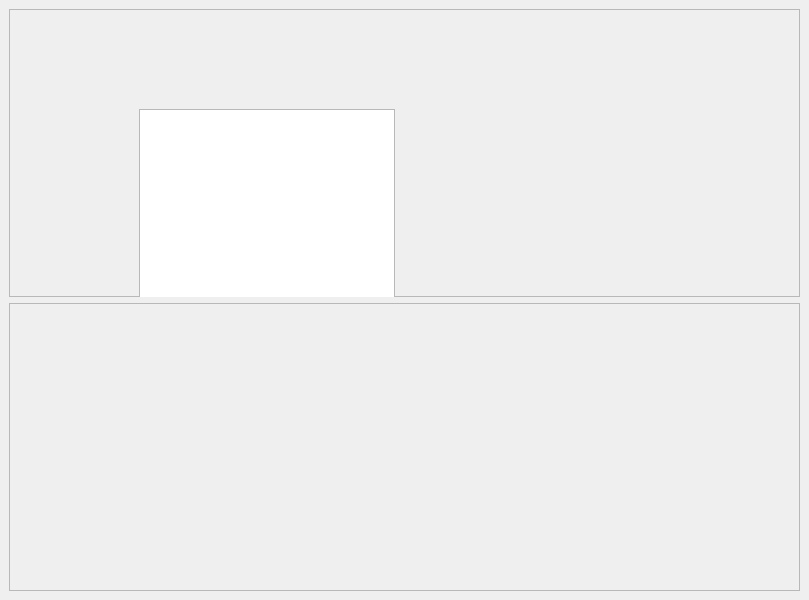
The window that designer/mainwindow.ui (mcorcos/ASSD-MUESTREO-G3) describes before a commit, drawn with Qt 5.
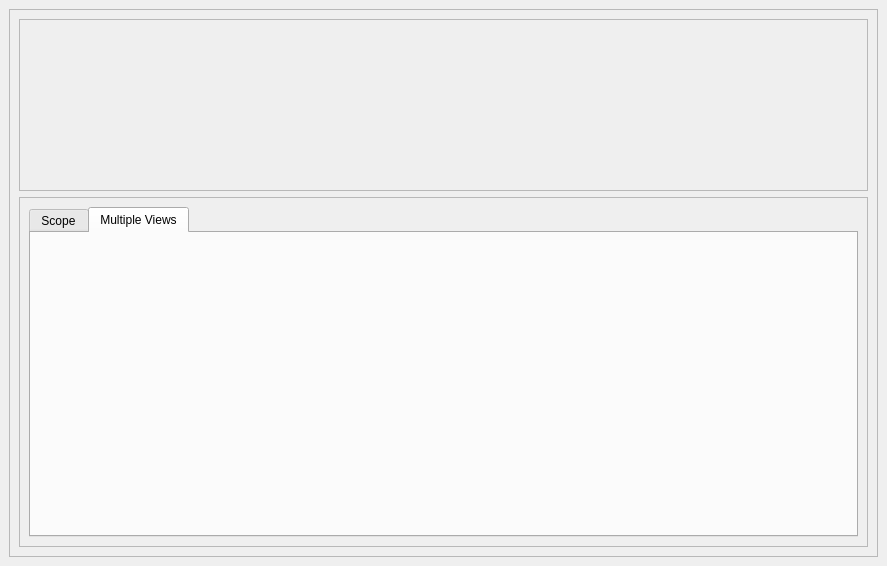
The same window after the commit. Icons and pictures are not drawn.

```diff
--- a/designer/mainwindow.ui
+++ b/designer/mainwindow.ui
@@ -6,8 +6,8 @@
    <rect>
     <x>0</x>
     <y>0</y>
-    <width>809</width>
-    <height>600</height>
+    <width>887</width>
+    <height>566</height>
    </rect>
   </property>
   <property name="windowTitle">
@@ -23,26 +23,74 @@
       <property name="frameShadow">
        <enum>QFrame::Raised</enum>
       </property>
-      <widget class="QGraphicsView" name="graphicsView">
-       <property name="geometry">
-        <rect>
-         <x>130</x>
-         <y>100</y>
-         <width>256</width>
-         <height>192</height>
-        </rect>
-       </property>
-      </widget>
-     </widget>
-    </item>
-    <item>
-     <widget class="QFrame" name="frame_2">
-      <property name="frameShape">
-       <enum>QFrame::StyledPanel</enum>
-      </property>
-      <property name="frameShadow">
-       <enum>QFrame::Raised</enum>
-      </property>
+      <layout class="QVBoxLayout" name="verticalLayout_2">
+       <item>
+        <widget class="QFrame" name="frame_2">
+         <property name="toolTip">
+          <string>&lt;html&gt;&lt;head/&gt;&lt;body&gt;&lt;p&gt;&lt;img src=&quot;:/newPrefix/chain.png&quot;/&gt;&lt;/p&gt;&lt;/body&gt;&lt;/html&gt;</string>
+         </property>
+         <property name="whatsThis">
+          <string>&lt;html&gt;&lt;head/&gt;&lt;body&gt;&lt;p&gt;&lt;img src=&quot;:/newPrefix/chain.png&quot;/&gt;&lt;/p&gt;&lt;/body&gt;&lt;/html&gt;</string>
+         </property>
+         <property name="frameShape">
+          <enum>QFrame::StyledPanel</enum>
+         </property>
+         <property name="frameShadow">
+          <enum>QFrame::Raised</enum>
+         </property>
+         <layout class="QVBoxLayout" name="verticalLayout_3">
+          <item>
+           <widget class="QLabel" name="label">
+            <property name="minimumSize">
+             <size>
+              <width>777</width>
+              <height>152</height>
+             </size>
+            </property>
+            <property name="maximumSize">
+             <size>
+              <width>777</width>
+              <height>152</height>
+             </size>
+            </property>
+            <property name="text">
+             <string>&lt;html&gt;&lt;head/&gt;&lt;body&gt;&lt;p&gt;&lt;img src=&quot;:/newPrefix/chain.png&quot;/&gt;&lt;/p&gt;&lt;/body&gt;&lt;/html&gt;</string>
+            </property>
+           </widget>
+          </item>
+         </layout>
+        </widget>
+       </item>
+       <item>
+        <widget class="QFrame" name="frame_3">
+         <property name="frameShape">
+          <enum>QFrame::StyledPanel</enum>
+         </property>
+         <property name="frameShadow">
+          <enum>QFrame::Raised</enum>
+         </property>
+         <layout class="QVBoxLayout" name="verticalLayout_4">
+          <item>
+           <widget class="QTabWidget" name="tabWidget">
+            <property name="currentIndex">
+             <number>1</number>
+            </property>
+            <widget class="QWidget" name="tab">
+             <attribute name="title">
+              <string>Scope</string>
+             </attribute>
+            </widget>
+            <widget class="QWidget" name="tab_2">
+             <attribute name="title">
+              <string>Multiple Views</string>
+             </attribute>
+            </widget>
+           </widget>
+          </item>
+         </layout>
+        </widget>
+       </item>
+      </layout>
      </widget>
     </item>
    </layout>
```
Left out of the diff: 4 changed lines with no effect on the pictures.
